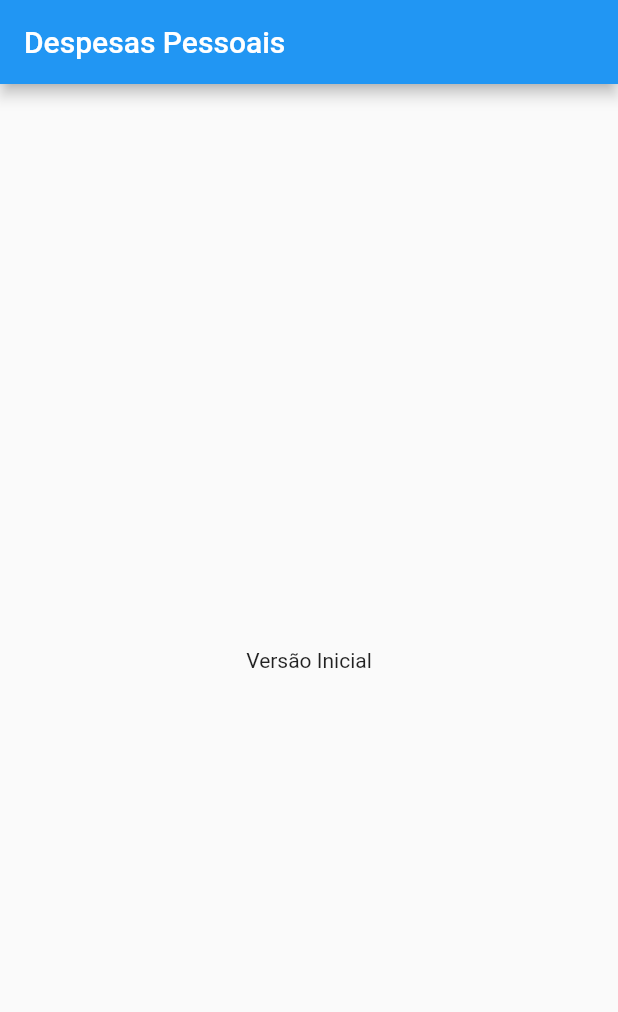
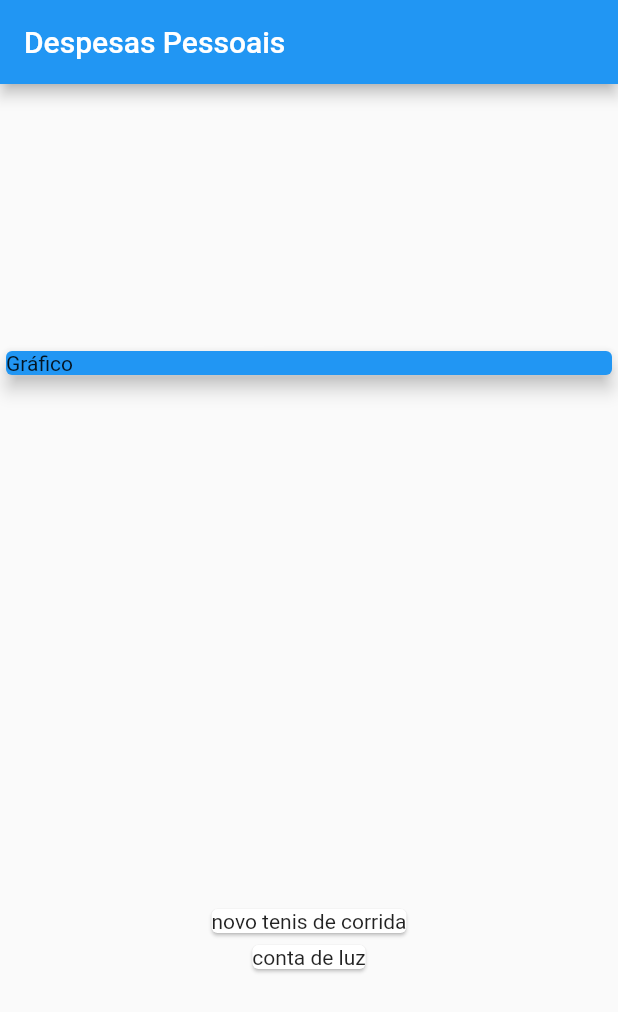
Before and after one commit to Daniel-Veloso/flutter_expenses, a Flutter app: the screen it shows after launch, on a phone screen of 412 x 824 dp. Shown: the top 1012 px of the screen. Run offline on Flutter 3.47's test engine with Material 2 defaults, Android fonts, the phone set to English and light mode, and no system bars.

Commit message:
Creation of the transaction model and test display of 2 transactions in a Card widget

```diff
--- a/lib/main.dart
+++ b/lib/main.dart
@@ -1,3 +1,4 @@
+import 'package:expenses/models/transaction.dart';
 import 'package:flutter/material.dart';
 
 main(){
@@ -17,6 +18,20 @@ class ExpensesApp extends StatelessWidget{
 }
 
 class MyHomePage extends StatelessWidget{
+  final _transaction = [
+    Transaction(
+      id: 't1',
+      title: 'novo tenis de corrida',
+      value: 310.76,
+      date: DateTime.now()
+      ),
+      Transaction(
+      id: 't2',
+      title: 'conta de luz',
+      value: 211.30,
+      date: DateTime.now()
+      ),
+  ];
 
   @override
   Widget build(BuildContext context){
@@ -24,8 +39,25 @@ class MyHomePage extends StatelessWidget{
       appBar: AppBar(
         title: const Text('Despesas Pessoais'),
       ),
-      body: Center(
-        child: Text('Versão Inicial'),
+      body: Column(
+        mainAxisAlignment: MainAxisAlignment.spaceAround,
+        crossAxisAlignment: CrossAxisAlignment.stretch,
+        children: [
+          Container(
+            child: Card(
+              color: Colors.blue,
+              child: Text('Gráfico'),
+              elevation: 5,
+            ),
+          ),
+          Column(
+            children: _transaction.map((tr) {
+              return Card(
+                child: Text(tr.title!),
+              );
+            }).toList(),
+          ),
+        ],
       ),
     );
   }
--- /dev/null
+++ b/lib/models/transaction.dart
@@ -0,0 +1,15 @@
+
+class Transaction{
+  final String? id;
+  final String? title;
+  final double? value;
+  final DateTime? date;
+
+  Transaction({
+    required this.id,
+    required this.title,
+    required this.value,
+    required this.date,
+  });
+
+}
```
